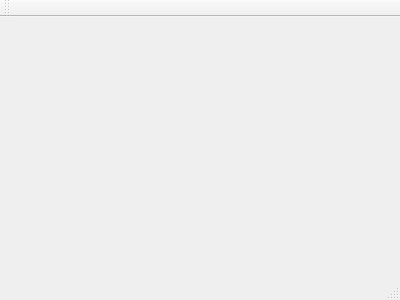
Old version of the form IntelligentGarage/IntellgentGarage/mainwindow.ui in the repository oobiliuoo/QtCode.
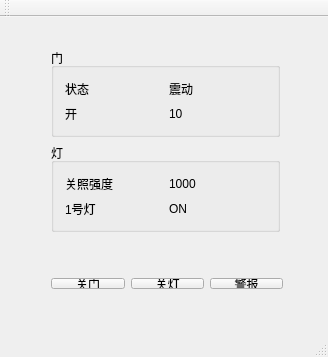
New version of the form.

The edit to the form file:
```diff
--- a/IntelligentGarage/IntellgentGarage/mainwindow.ui
+++ b/IntelligentGarage/IntellgentGarage/mainwindow.ui
@@ -1,24 +1,175 @@
 <ui version="4.0">
  <class>MainWindow</class>
- <widget class="QMainWindow" name="MainWindow" >
-  <property name="geometry" >
+ <widget class="QMainWindow" name="MainWindow">
+  <property name="geometry">
    <rect>
     <x>0</x>
     <y>0</y>
-    <width>400</width>
-    <height>300</height>
+    <width>328</width>
+    <height>357</height>
    </rect>
   </property>
   <property name="windowTitle" >
    <string>MainWindow</string>
   </property>
-  <widget class="QMenuBar" name="menuBar" />
-  <widget class="QToolBar" name="mainToolBar" />
-  <widget class="QWidget" name="centralWidget" />
-  <widget class="QStatusBar" name="statusBar" />
+  <widget class="QWidget" name="centralWidget">
+   <widget class="QWidget" name="layoutWidget">
+    <property name="geometry">
+     <rect>
+      <x>40</x>
+      <y>250</y>
+      <width>254</width>
+      <height>33</height>
+     </rect>
+    </property>
+    <layout class="QHBoxLayout" name="horizontalLayout_4">
+     <item>
+      <widget class="QPushButton" name="btn_door">
+       <property name="text">
+        <string>关门</string>
+       </property>
+      </widget>
+     </item>
+     <item>
+      <widget class="QPushButton" name="pushButton_2">
+       <property name="text">
+        <string>关灯</string>
+       </property>
+      </widget>
+     </item>
+     <item>
+      <widget class="QPushButton" name="pushButton_3">
+       <property name="text">
+        <string>警报</string>
+       </property>
+      </widget>
+     </item>
+    </layout>
+   </widget>
+   <widget class="QWidget" name="layoutWidget_2">
+    <property name="geometry">
+     <rect>
+      <x>40</x>
+      <y>20</y>
+      <width>251</width>
+      <height>206</height>
+     </rect>
+    </property>
+    <layout class="QVBoxLayout" name="verticalLayout_4">
+     <item>
+      <widget class="QGroupBox" name="groupBox">
+       <property name="title">
+        <string>门</string>
+       </property>
+       <layout class="QHBoxLayout" name="horizontalLayout">
+        <item>
+         <layout class="QVBoxLayout" name="verticalLayout">
+          <item>
+           <widget class="QLabel" name="label_3">
+            <property name="text">
+             <string>状态</string>
+            </property>
+           </widget>
+          </item>
+          <item>
+           <widget class="QLabel" name="label">
+            <property name="text">
+             <string>开</string>
+            </property>
+           </widget>
+          </item>
+         </layout>
+        </item>
+        <item>
+         <layout class="QVBoxLayout" name="verticalLayout_2">
+          <item>
+           <widget class="QLabel" name="label_4">
+            <property name="text">
+             <string>震动</string>
+            </property>
+           </widget>
+          </item>
+          <item>
+           <widget class="QLabel" name="label_2">
+            <property name="text">
+             <string>10</string>
+            </property>
+           </widget>
+          </item>
+         </layout>
+        </item>
+       </layout>
+      </widget>
+     </item>
+     <item>
+      <widget class="QGroupBox" name="groupBox_2">
+       <property name="title">
+        <string>灯</string>
+       </property>
+       <layout class="QVBoxLayout" name="verticalLayout_3">
+        <item>
+         <layout class="QHBoxLayout" name="horizontalLayout_2">
+          <item>
+           <widget class="QLabel" name="label_5">
+            <property name="text">
+             <string>关照强度</string>
+            </property>
+           </widget>
+          </item>
+          <item>
+           <widget class="QLabel" name="label_7">
+            <property name="text">
+             <string>1000</string>
+            </property>
+           </widget>
+          </item>
+         </layout>
+        </item>
+        <item>
+         <layout class="QHBoxLayout" name="horizontalLayout_3">
+          <item>
+           <widget class="QLabel" name="label_6">
+            <property name="text">
+             <string>1号灯</string>
+            </property>
+           </widget>
+          </item>
+          <item>
+           <widget class="QLabel" name="label_8">
+            <property name="text">
+             <string>ON</string>
+            </property>
+           </widget>
+          </item>
+         </layout>
+        </item>
+       </layout>
+      </widget>
+     </item>
+    </layout>
+   </widget>
+  </widget>
+  <widget class="QMenuBar" name="menuBar">
+   <property name="geometry">
+    <rect>
+     <x>0</x>
+     <y>0</y>
+     <width>328</width>
+     <height>28</height>
+    </rect>
+   </property>
+  </widget>
+  <widget class="QToolBar" name="mainToolBar">
+   <attribute name="toolBarArea">
+    <enum>TopToolBarArea</enum>
+   </attribute>
+   <attribute name="toolBarBreak">
+    <bool>false</bool>
+   </attribute>
+  </widget>
+  <widget class="QStatusBar" name="statusBar"/>
  </widget>
- <layoutDefault spacing="6" margin="11" />
- <pixmapfunction></pixmapfunction>
+ <layoutdefault spacing="6" margin="11"/>
  <resources/>
  <connections/>
 </ui>
```
Left out of the diff: 3 changed lines with no effect on the pictures.
